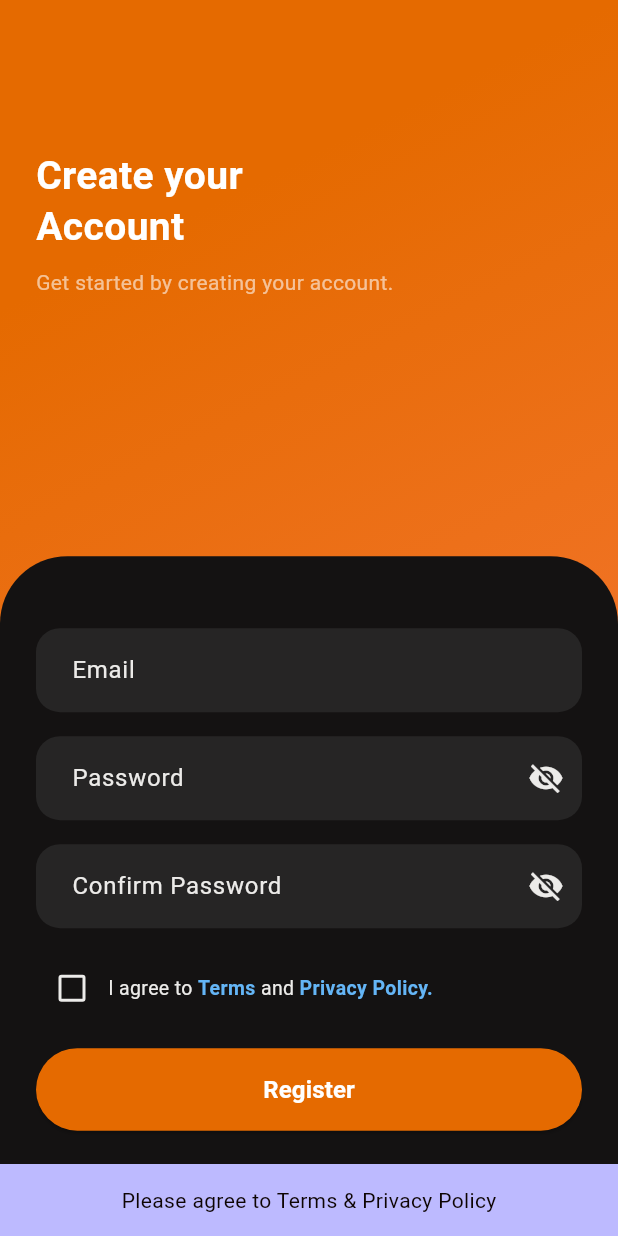
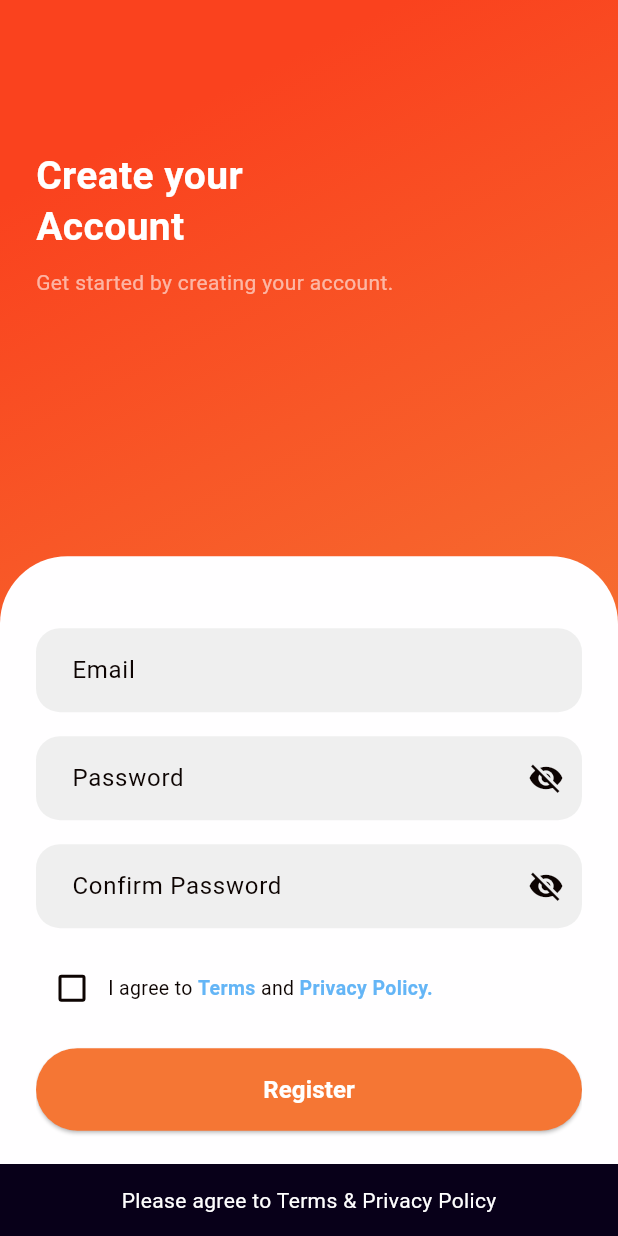
Before and after one commit to sudhanva-bh/local.ly, a Flutter app: the screen it shows after launch, after a tap on "Register", on a phone screen of 412 x 824 dp. Run offline on Flutter 3.47's test engine with Material 3 defaults, Android fonts, the phone set to English and light mode, and no system bars; our stand-ins replace firebase_core, firebase_messaging, flutter_riverpod, fpdart, rxdart, shared_preferences and 2 more; accounts and stored records are empty; generated files the repository leaves out were written again; Roboto replaces fonts that are missing (Poppins).

```diff
--- a/lib/auth_gate.dart
+++ b/lib/auth_gate.dart
@@ -1,6 +1,6 @@
 import 'package:flutter/material.dart';
 import 'package:locally/common/providers/profile_provider.dart';
-import 'package:locally/features/setup/setup_page.dart';
+import 'package:locally/features/setup/pages/setup_page.dart';
 
 import 'package:flutter_riverpod/flutter_riverpod.dart';
 import 'package:locally/common/providers/auth_providers.dart';
--- /dev/null
+++ b/lib/common/constants/file_paths.dart
@@ -0,0 +1,5 @@
+class FilePaths {
+  // Setup Page
+  static const wholesaleSellerImage = "assets/setup/retail_seller.png";
+  static const retailSellerImage = "assets/setup/wholesale_seller.png";
+}
--- /dev/null
+++ b/lib/common/providers/theme_provider.dart
@@ -0,0 +1,26 @@
+import 'package:flutter/material.dart';
+import 'package:flutter_riverpod/legacy.dart';
+import 'package:locally/common/services/theme/theme_service.dart';
+
+final themeProvider =
+    StateNotifierProvider<ThemeNotifier, ThemeMode>((ref) => ThemeNotifier());
+
+class ThemeNotifier extends StateNotifier<ThemeMode> {
+  final _service = ThemeService();
+
+  ThemeNotifier() : super(ThemeMode.system) {
+    _loadTheme();
+  }
+
+  Future<void> _loadTheme() async {
+    final mode = await _service.loadThemeMode();
+    state = mode;
+  }
+
+  Future<void> toggleTheme() async {
+    final newMode =
+        state == ThemeMode.light ? ThemeMode.dark : ThemeMode.light;
+    state = newMode;
+    await _service.saveThemeMode(newMode);
+  }
+}
--- /dev/null
+++ b/lib/common/services/theme/theme_service.dart
@@ -0,0 +1,25 @@
+import 'package:flutter/material.dart';
+import 'package:shared_preferences/shared_preferences.dart';
+
+class ThemeService {
+  static const _themeKey = 'theme_mode';
+
+  Future<void> saveThemeMode(ThemeMode mode) async {
+    final prefs = await SharedPreferences.getInstance();
+    await prefs.setString(_themeKey, mode.name);
+  }
+
+  Future<ThemeMode> loadThemeMode() async {
+    final prefs = await SharedPreferences.getInstance();
+    final themeName = prefs.getString(_themeKey);
+
+    switch (themeName) {
+      case 'dark':
+        return ThemeMode.dark;
+      case 'light':
+        return ThemeMode.light;
+      default:
+        return ThemeMode.system;
+    }
+  }
+}
--- a/lib/main.dart
+++ b/lib/main.dart
@@ -2,6 +2,7 @@ import 'package:firebase_core/firebase_core.dart';
 import 'package:flutter/material.dart';
 import 'package:flutter_riverpod/flutter_riverpod.dart';
 import 'package:locally/auth_gate.dart';
+import 'package:locally/common/providers/theme_provider.dart';
 import 'package:locally/common/routes/app_routes.dart';
 import 'package:locally/common/theme/app_theme.dart';
 import 'package:locally/firebase_options.dart';
@@ -23,18 +24,18 @@ void main() async {
   runApp(const ProviderScope(child: MyApp()));
 }
 
-class MyApp extends StatelessWidget {
+class MyApp extends ConsumerWidget  {
   const MyApp({super.key});
 
   @override
-  Widget build(BuildContext context) {
-    // No need for StreamBuilder or manual streams here
+  Widget build(BuildContext context, WidgetRef ref) {
+    final themeMode = ref.watch(themeProvider);
 
     return MaterialApp(
       title: 'Locally',
       theme: AppTheme.light,
       darkTheme: AppTheme.dark,
-      themeMode: ThemeMode.dark,
+      themeMode: themeMode,
       debugShowCheckedModeBanner: false,
       routes: AppRoutes.routes,
       initialRoute: AppRoutes.authGate,
```
Also changed, not shown: lib/features/setup/helpers/seller_type.dart (added, +19 -0 lines), lib/features/setup/pages/setup_page.dart (added, +37 -0 lines), lib/features/setup/setup_page.dart (deleted, +0 -14 lines), lib/features/setup/widgets/seller_type_button.dart (added, +34 -0 lines), pubspec.yaml (+5 -3 lines), assets/setup/retail_seller.png (added), assets/setup/wholesale_seller.png (added), pubspec.lock, 1 other file.
